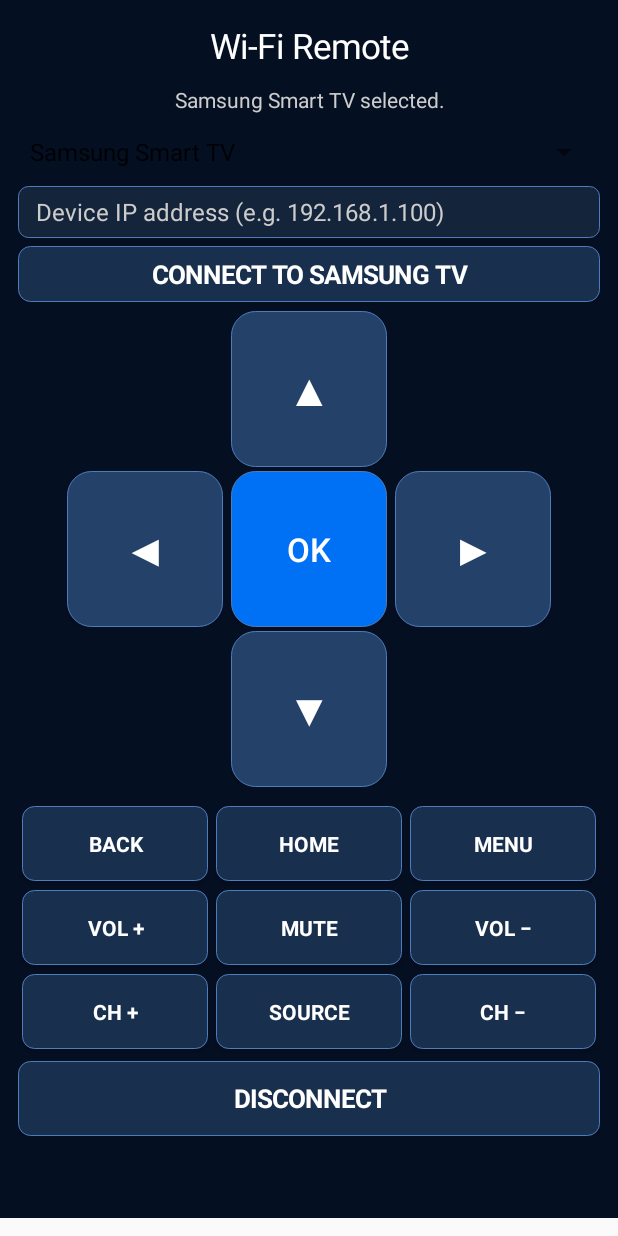
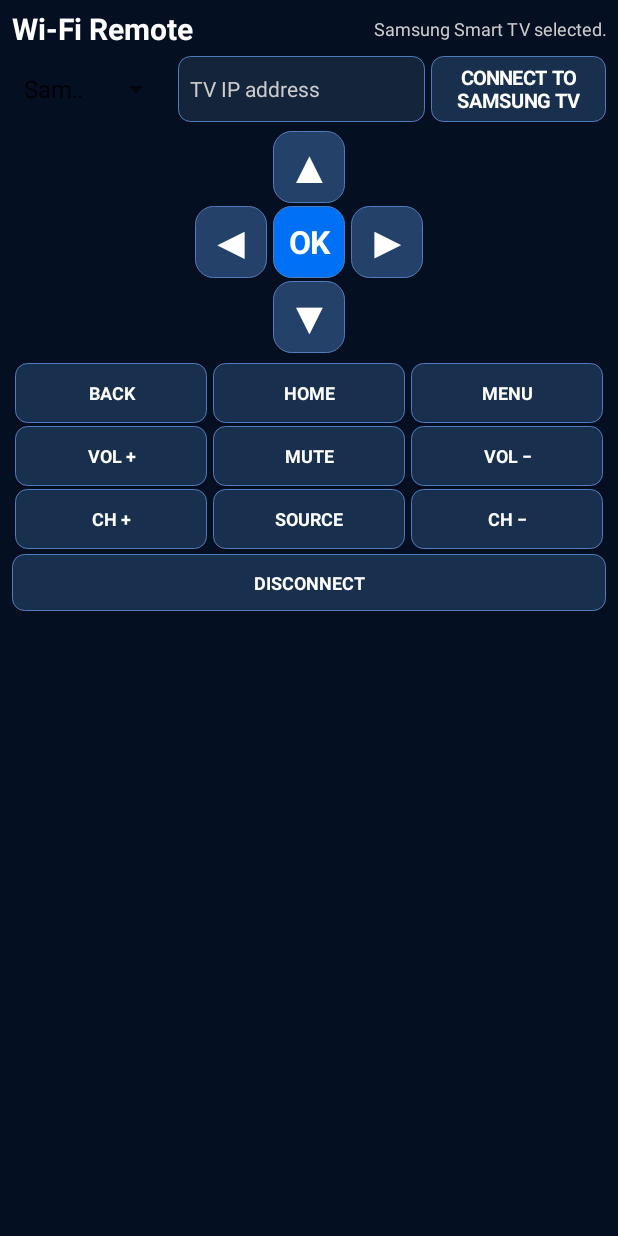
Before and after one commit to ff6locke/BTRemoteEX, an Android app: the WifiRemoteActivity screen opened directly, with no data from a screen before it, on a phone screen of 412 x 824 dp. Run offline under Robolectric (Android 15) with nearby library versions, the phone set to English and light mode, and no system bars.

Commit message:
Fit Wi-Fi remote controls on landscape screen

```diff
--- a/app/src/main/java/com/ff6locke/btremoteex/WifiRemoteActivity.kt
+++ b/app/src/main/java/com/ff6locke/btremoteex/WifiRemoteActivity.kt
@@ -44,31 +44,46 @@ class WifiRemoteActivity : Activity() {
 
     override fun onCreate(savedInstanceState: Bundle?) {
         super.onCreate(savedInstanceState)
-        val pad = (resources.displayMetrics.density * 12).toInt()
+        val density = resources.displayMetrics.density
+        fun dp(value: Int) = (value * density).toInt()
+        val landscape = resources.configuration.orientation == android.content.res.Configuration.ORIENTATION_LANDSCAPE
+        val padSize = dp(if (landscape) 56 else 48)
+        val gap = dp(4)
         val root = LinearLayout(this).apply {
             orientation = LinearLayout.VERTICAL
             gravity = Gravity.CENTER_HORIZONTAL
-            setPadding(pad, pad, pad, pad)
+            setPadding(dp(8), dp(4), dp(8), dp(4))
             setBackgroundColor(Color.rgb(5, 15, 34))
         }
-        root.addView(TextView(this).apply {
+
+        val heading = LinearLayout(this).apply {
+            orientation = LinearLayout.HORIZONTAL
+            gravity = Gravity.CENTER_VERTICAL
+        }
+        heading.addView(TextView(this).apply {
             text = "Wi-Fi Remote"
-            textSize = 23f
-            gravity = Gravity.CENTER
+            textSize = 20f
+            gravity = Gravity.CENTER_VERTICAL
             setTextColor(Color.WHITE)
-        }, LinearLayout.LayoutParams(-1, 56))
+            typeface = Typeface.DEFAULT_BOLD
+        }, LinearLayout.LayoutParams(0, dp(30), 1f))
+        status = TextView(this).apply {
+            text = "Connect both devices to the same Wi-Fi."
+            textSize = 12f
+            gravity = Gravity.CENTER_VERTICAL or Gravity.END
+            setTextColor(Color.LTGRAY)
+            maxLines = 1
+        }
+        heading.addView(status, LinearLayout.LayoutParams(0, dp(30), 2f))
+        root.addView(heading, LinearLayout.LayoutParams(-1, dp(30)))
 
-        status = TextView(this).apply {
-            text = "Connect your phone and target device to the same Wi-Fi network."
-            textSize = 14f
-            gravity = Gravity.CENTER
-            setTextColor(Color.LTGRAY)
+        val connectionRow = LinearLayout(this).apply {
+            orientation = LinearLayout.HORIZONTAL
+            gravity = Gravity.CENTER_VERTICAL
         }
-        root.addView(status, LinearLayout.LayoutParams(-1, 52))
-
         target = Spinner(this).apply {
             adapter = ArrayAdapter(this@WifiRemoteActivity, android.R.layout.simple_spinner_item,
-                listOf("Samsung Smart TV", "RockTek GX1 / Android TV")).also {
+                listOf("Samsung TV", "RockTek GX1")).also {
                 it.setDropDownViewResource(android.R.layout.simple_spinner_dropdown_item)
             }
             onItemSelectedListener = object : AdapterView.OnItemSelectedListener {
@@ -79,45 +94,46 @@ class WifiRemoteActivity : Activity() {
                 }
             }
         }
-        root.addView(target, LinearLayout.LayoutParams(-1, 52))
-
+        connectionRow.addView(target, LinearLayout.LayoutParams(0, dp(44), 1.1f).apply { rightMargin = gap })
         ipInput = EditText(this).apply {
-            hint = "Device IP address (e.g. 192.168.1.100)"
+            hint = "TV IP address"
             setSingleLine(true)
-            textSize = 16f
+            textSize = 14f
             setTextColor(Color.WHITE)
             setHintTextColor(Color.LTGRAY)
-            setPadding(pad, 0, pad, 0)
+            setPadding(dp(8), 0, dp(8), 0)
             background = GradientDrawable().apply {
-                cornerRadius = 10f
+                cornerRadius = dp(8).toFloat()
                 setColor(Color.rgb(20, 36, 58))
-                setStroke(1, Color.rgb(78, 125, 190))
+                setStroke(dp(1), Color.rgb(78, 125, 190))
             }
         }
-        root.addView(ipInput, LinearLayout.LayoutParams(-1, 52).apply { topMargin = 8 })
-
+        connectionRow.addView(ipInput, LinearLayout.LayoutParams(0, dp(44), 1.7f).apply { rightMargin = gap })
         connectButton = Button(this).apply {
             text = "CONNECT"
             buttonStyle(this)
+            textSize = 13f
             setOnClickListener { connectSelected() }
         }
-        root.addView(connectButton, LinearLayout.LayoutParams(-1, 56).apply { topMargin = 8 })
+        connectionRow.addView(connectButton, LinearLayout.LayoutParams(0, dp(44), 1.2f))
+        root.addView(connectionRow, LinearLayout.LayoutParams(-1, dp(46)).apply { topMargin = dp(3) })
 
-        samsungControls = LinearLayout(this).apply { orientation = LinearLayout.VERTICAL }
-        val density = resources.displayMetrics.density
-        fun dp(value: Int) = (value * density).toInt()
-        val screenDp = (resources.displayMetrics.heightPixels / density).toInt()
-        val padSize = dp(((screenDp - 390) / 4).coerceIn(72, 104))
+        samsungControls = LinearLayout(this).apply {
+            orientation = if (landscape) LinearLayout.HORIZONTAL else LinearLayout.VERTICAL
+            gravity = Gravity.CENTER
+        }
         fun remoteButton(label: String, key: String, accent: Boolean = false): Button =
             Button(this).apply {
                 text = label
-                textSize = if (label == "OK") 22f else 30f
+                textSize = if (label == "OK") 21f else 28f
                 setTextColor(Color.WHITE)
+                typeface = Typeface.DEFAULT_BOLD
                 isAllCaps = false
                 minHeight = padSize
-                setPadding(dp(2), dp(2), dp(2), dp(2))
+                minimumHeight = padSize
+                setPadding(dp(2), dp(1), dp(2), dp(1))
                 background = GradientDrawable().apply {
-                    cornerRadius = dp(16).toFloat()
+                    cornerRadius = dp(12).toFloat()
                     setColor(if (accent) Color.rgb(0, 112, 245) else Color.rgb(35, 65, 105))
                     setStroke(dp(1), Color.rgb(78, 125, 190))
                 }
@@ -126,61 +142,72 @@ class WifiRemoteActivity : Activity() {
         val dpad = LinearLayout(this).apply { orientation = LinearLayout.VERTICAL; gravity = Gravity.CENTER }
         val topRow = LinearLayout(this).apply { gravity = Gravity.CENTER }
         topRow.addView(View(this), LinearLayout.LayoutParams(padSize, padSize))
-        topRow.addView(remoteButton("▲", "KEY_UP"), LinearLayout.LayoutParams(padSize, padSize).apply { setMargins(dp(3), 0, dp(3), 0) })
+        topRow.addView(remoteButton("▲", "KEY_UP"), LinearLayout.LayoutParams(padSize, padSize).apply { setMargins(gap / 2, 0, gap / 2, 0) })
         topRow.addView(View(this), LinearLayout.LayoutParams(padSize, padSize))
         dpad.addView(topRow)
         val middleRow = LinearLayout(this).apply { gravity = Gravity.CENTER }
-        middleRow.addView(remoteButton("◀", "KEY_LEFT"), LinearLayout.LayoutParams(padSize, padSize).apply { rightMargin = dp(3) })
-        middleRow.addView(remoteButton("OK", "KEY_ENTER", true), LinearLayout.LayoutParams(padSize, padSize).apply { leftMargin = dp(3); rightMargin = dp(3) })
-        middleRow.addView(remoteButton("▶", "KEY_RIGHT"), LinearLayout.LayoutParams(padSize, padSize).apply { leftMargin = dp(3) })
-        dpad.addView(middleRow, LinearLayout.LayoutParams(-1, padSize).apply { topMargin = dp(3); bottomMargin = dp(3) })
+        middleRow.addView(remoteButton("◀", "KEY_LEFT"), LinearLayout.LayoutParams(padSize, padSize).apply { rightMargin = gap / 2 })
+        middleRow.addView(remoteButton("OK", "KEY_ENTER", true), LinearLayout.LayoutParams(padSize, padSize).apply { leftMargin = gap / 2; rightMargin = gap / 2 })
+        middleRow.addView(remoteButton("▶", "KEY_RIGHT"), LinearLayout.LayoutParams(padSize, padSize).apply { leftMargin = gap / 2 })
+        dpad.addView(middleRow, LinearLayout.LayoutParams(-1, padSize).apply { topMargin = gap / 2; bottomMargin = gap / 2 })
         val bottomRow = LinearLayout(this).apply { gravity = Gravity.CENTER }
         bottomRow.addView(View(this), LinearLayout.LayoutParams(padSize, padSize))
-        bottomRow.addView(remoteButton("▼", "KEY_DOWN"), LinearLayout.LayoutParams(padSize, padSize).apply { setMargins(dp(3), 0, dp(3), 0) })
+        bottomRow.addView(remoteButton("▼", "KEY_DOWN"), LinearLayout.LayoutParams(padSize, padSize).apply { setMargins(gap / 2, 0, gap / 2, 0) })
         bottomRow.addView(View(this), LinearLayout.LayoutParams(padSize, padSize))
         dpad.addView(bottomRow)
-        samsungControls.addView(dpad, LinearLayout.LayoutParams(-1, -2).apply { topMargin = dp(6); bottomMargin = dp(10) })
+
+        val actions = LinearLayout(this).apply { orientation = LinearLayout.VERTICAL; gravity = Gravity.CENTER }
         fun remoteRow(vararg entries: Pair<String, String>) {
             val row = LinearLayout(this).apply { gravity = Gravity.CENTER }
             entries.forEach { (label, key) ->
                 row.addView(Button(this).apply {
                     text = label
                     buttonStyle(this)
-                    textSize = 14f
+                    textSize = 12f
+                    minimumHeight = dp(38)
+                    minHeight = dp(38)
+                    setPadding(dp(2), 0, dp(2), 0)
                     setOnClickListener { sendSamsungKey(key) }
-                }, LinearLayout.LayoutParams(0, dp(50), 1f).apply { setMargins(dp(3), dp(3), dp(3), dp(3)) })
+                }, LinearLayout.LayoutParams(0, dp(40), 1f).apply { setMargins(dp(2), dp(2), dp(2), dp(2)) })
             }
-            samsungControls.addView(row, LinearLayout.LayoutParams(-1, dp(56)))
+            actions.addView(row, LinearLayout.LayoutParams(-1, dp(42)))
         }
         remoteRow("BACK" to "KEY_RETURN", "HOME" to "KEY_HOME", "MENU" to "KEY_MENU")
         remoteRow("VOL +" to "KEY_VOLUP", "MUTE" to "KEY_MUTE", "VOL −" to "KEY_VOLDOWN")
         remoteRow("CH +" to "KEY_CHUP", "SOURCE" to "KEY_SOURCE", "CH −" to "KEY_CHDOWN")
-        samsungControls.addView(Button(this).apply {
+        actions.addView(Button(this).apply {
             text = "DISCONNECT"
             buttonStyle(this)
+            textSize = 12f
             setOnClickListener { disconnect("Disconnected") }
-        }, LinearLayout.LayoutParams(-1, dp(50)).apply { topMargin = dp(5) })
+        }, LinearLayout.LayoutParams(-1, dp(38)).apply { topMargin = dp(2) })
+
+        if (landscape) {
+            samsungControls.addView(dpad, LinearLayout.LayoutParams(dp(padSize / density * 3 + 8), -2).apply { rightMargin = dp(8) })
+            samsungControls.addView(actions, LinearLayout.LayoutParams(0, -2, 1f))
+        } else {
+            samsungControls.addView(dpad, LinearLayout.LayoutParams(-1, -2).apply { bottomMargin = dp(6) })
+            samsungControls.addView(actions, LinearLayout.LayoutParams(-1, -2))
+        }
+        root.addView(samsungControls, LinearLayout.LayoutParams(-1, -2).apply { topMargin = dp(5) })
 
         rocktekInfo = TextView(this).apply {
-            text = "RockTek GX1 Wi-Fi control is not available in this test version.\n\nAndroid TV requires secure pairing before remote commands can be sent. The Samsung buttons are hidden so they cannot be mistaken for RockTek controls."
-            textSize = 15f
+            text = "RockTek GX1 Wi-Fi control is not available in this test version. Android TV secure pairing must be added first."
+            textSize = 14f
             gravity = Gravity.CENTER
             setTextColor(Color.LTGRAY)
-            setPadding(pad, 28, pad, 28)
+            setPadding(dp(12), dp(18), dp(12), dp(18))
         }
-        root.addView(samsungControls, LinearLayout.LayoutParams(-1, -2))
         root.addView(rocktekInfo, LinearLayout.LayoutParams(-1, -2))
         val scroll = ScrollView(this).apply {
             isFillViewport = true
             clipToPadding = false
-            setPadding(0, 0, 0, pad)
             addView(root, android.view.ViewGroup.LayoutParams(-1, -2))
         }
         setContentView(scroll)
         target.setSelection(0)
         showTarget(0)
     }
-
     private fun showTarget(position: Int) {
         val samsung = position == 0
         samsungControls.visibility = if (samsung) View.VISIBLE else View.GONE
```
